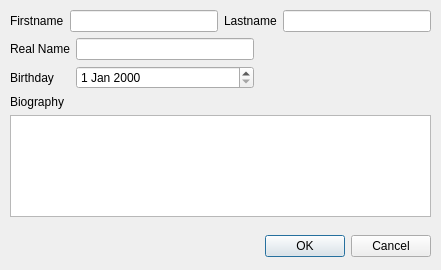
ochurlaud/macaw-movies, file src/PeopleWindow.ui: the form before one commit.
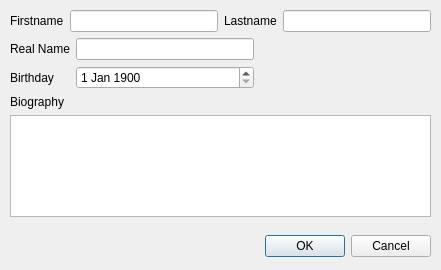
The form after the commit.

```diff
--- a/src/PeopleWindow.ui
+++ b/src/PeopleWindow.ui
@@ -73,7 +73,18 @@
        </widget>
       </item>
       <item row="1" column="1">
-       <widget class="QDateEdit" name="birthdayEdit"/>
+       <widget class="QDateEdit" name="birthdayEdit">
+        <property name="dateTime">
+         <datetime>
+          <hour>0</hour>
+          <minute>0</minute>
+          <second>0</second>
+          <year>1900</year>
+          <month>1</month>
+          <day>1</day>
+         </datetime>
+        </property>
+       </widget>
       </item>
       <item row="0" column="1">
        <widget class="QLineEdit" name="realnameEdit"/>
```
Left out of the diff: 6 changed lines with no effect on the pictures.
